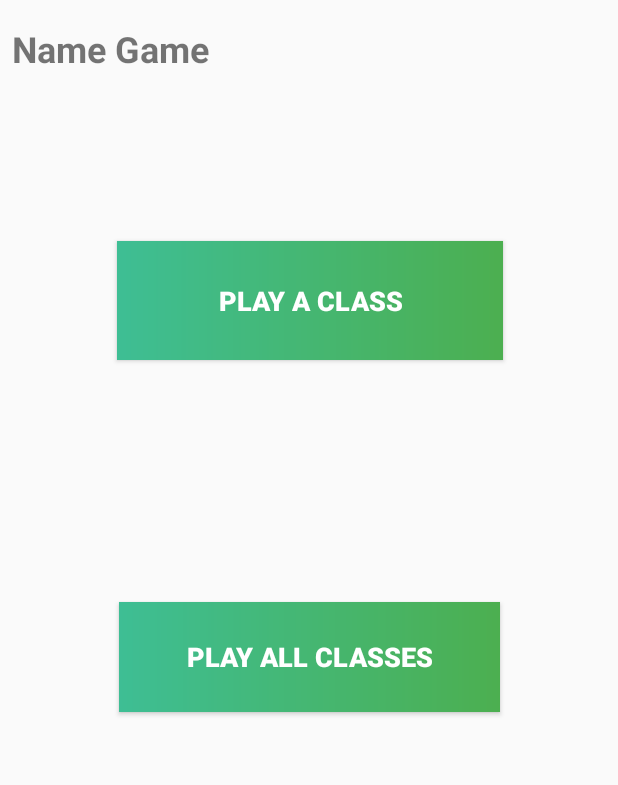
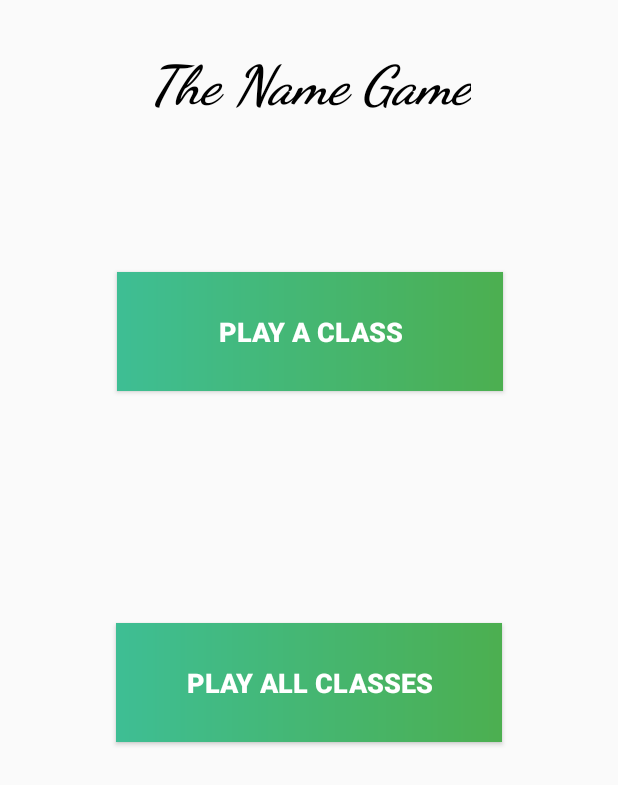
Before and after one commit to Shnooky/TutorApp, an Android app: the NameGameManager screen opened directly, with no data from a screen before it, on a phone screen of 412 x 824 dp. Shown: the top 785 px of the screen. Run offline under Robolectric (Android 15) with nearby library versions, the phone set to English and light mode, and no system bars.

Commit message:
More headings

```diff
--- a/app/src/main/res/layout/namegame_manager.xml
+++ b/app/src/main/res/layout/namegame_manager.xml
@@ -11,17 +11,18 @@
         android:id="@+id/lblNameGame"
         android:layout_width="wrap_content"
         android:layout_height="wrap_content"
-        android:layout_marginLeft="8dp"
-        android:layout_marginRight="127dp"
-        android:layout_marginTop="16dp"
-        android:text="Name Game"
+        android:fontFamily="cursive"
+        android:gravity="center"
+        android:text="The Name Game"
         android:textAlignment="center"
-        android:textSize="24sp"
-        android:textStyle="bold"
-        app:layout_constraintHorizontal_bias="0.0"
+        android:textColor="@android:color/black"
+        android:textSize="36sp"
+        android:textStyle="bold|italic"
+        android:typeface="sans"
         app:layout_constraintLeft_toLeftOf="parent"
         app:layout_constraintRight_toRightOf="parent"
-        app:layout_constraintTop_toTopOf="parent"/>
+        app:layout_constraintTop_toTopOf="parent"
+        android:layout_marginTop="34dp"/>
 
     <Button
         android:background="@drawable/gradient_lightrose"
@@ -31,7 +32,7 @@
         android:layout_height="79dp"
         android:layout_marginLeft="8dp"
         android:layout_marginRight="8dp"
-        android:layout_marginTop="112dp"
+        android:layout_marginTop="102dp"
         android:text="Play A Class"
         android:textSize="18sp"
         android:textStyle="bold"
@@ -41,23 +42,23 @@
         app:layout_constraintHorizontal_bias="0.504" />
 
     <Button
-        android:background="@drawable/gradient_lightrose"
-        android:textColor="#ffff"
         android:id="@+id/btnNGFreeStyle"
-        android:layout_width="254dp"
-        android:layout_height="73dp"
+        android:layout_width="257dp"
+        android:layout_height="79dp"
+        android:layout_marginBottom="8dp"
         android:layout_marginLeft="8dp"
         android:layout_marginRight="8dp"
         android:layout_marginTop="54dp"
+        android:background="@drawable/gradient_lightrose"
         android:text="Play All Classes"
+        android:textColor="#ffff"
         android:textSize="18sp"
         android:textStyle="bold"
+        app:layout_constraintBottom_toBottomOf="parent"
         app:layout_constraintLeft_toLeftOf="parent"
         app:layout_constraintRight_toRightOf="parent"
         app:layout_constraintTop_toBottomOf="@+id/btnNGByClass"
-        app:layout_constraintBottom_toBottomOf="parent"
-        android:layout_marginBottom="8dp"
-        app:layout_constraintVertical_bias="0.239" />
+        app:layout_constraintVertical_bias="0.239"/>
 
 
 </android.support.constraint.ConstraintLayout>
```
Also changed, not shown: app/src/main/res/layout/student_manager_activity.xml (+19 -3 lines).
